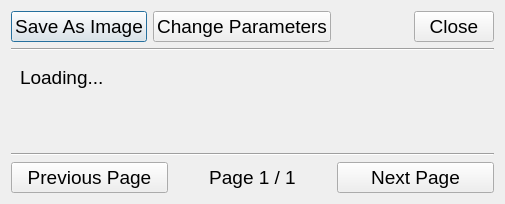
Old version of the form MatrixViewUI.ui in the repository tennesseeBonner1/PiBlink.
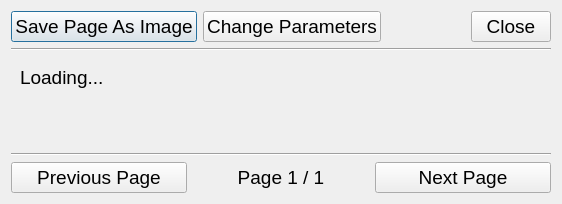
New version of the form.

Patch:
```diff
--- a/MatrixViewUI.ui
+++ b/MatrixViewUI.ui
@@ -6,7 +6,7 @@
    <rect>
     <x>0</x>
     <y>0</y>
-    <width>505</width>
+    <width>562</width>
     <height>204</height>
    </rect>
   </property>
@@ -24,7 +24,7 @@
         </font>
        </property>
        <property name="text">
-        <string>Save As Image</string>
+        <string>Save Page As Image</string>
        </property>
       </widget>
      </item>
```
